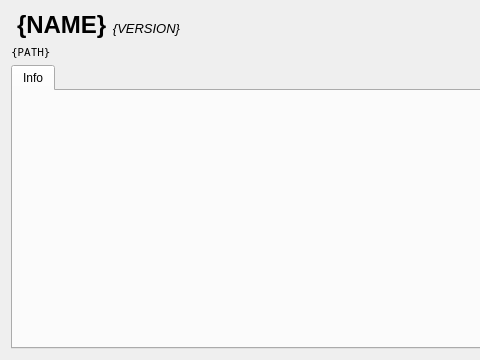
Qt form ui/emulator.ui (SanderTheDragon/Qtendo) before a commit; both pictures show x 0 to 480 and y 0 to 360 of the 720 by 360 pixel window.
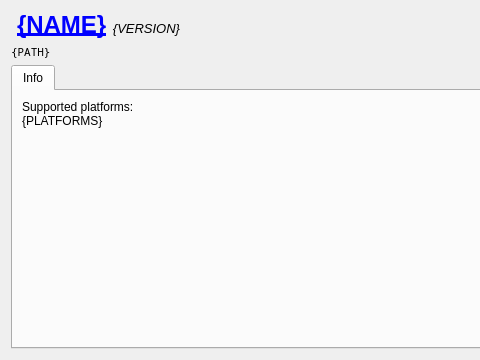
The same form after that commit.

Commit message: Added platform information and website links

```diff
--- a/ui/emulator.ui
+++ b/ui/emulator.ui
@@ -63,7 +63,7 @@
       </font>
      </property>
      <property name="text">
-      <string>&lt;html&gt;&lt;head/&gt;&lt;body&gt;&lt;p&gt;{NAME} &lt;span style=&quot; font-size:10pt; font-weight:400; font-style:italic;&quot;&gt;{VERSION}&lt;/span&gt;&lt;/p&gt;&lt;/body&gt;&lt;/html&gt;</string>
+      <string>&lt;html&gt;&lt;head/&gt;&lt;body&gt;&lt;p&gt;&lt;a href=&quot;{URL}&quot;&gt;{NAME}&lt;/a&gt; &lt;span style=&quot; font-size:10pt; font-weight:400; font-style:italic;&quot;&gt;{VERSION}&lt;/span&gt;&lt;/p&gt;&lt;/body&gt;&lt;/html&gt;</string>
      </property>
      <property name="alignment">
       <set>Qt::AlignBottom|Qt::AlignLeading|Qt::AlignLeft</set>
@@ -76,6 +76,18 @@
       <attribute name="title">
        <string>Info</string>
       </attribute>
+      <layout class="QGridLayout" name="gridLayout_2">
+       <item row="0" column="0">
+        <widget class="QLabel" name="platformLabel">
+         <property name="text">
+          <string>&lt;html&gt;&lt;head/&gt;&lt;body&gt;&lt;p&gt;Supported platforms:&lt;br/&gt;{PLATFORMS}&lt;/p&gt;&lt;/body&gt;&lt;/html&gt;</string>
+         </property>
+         <property name="alignment">
+          <set>Qt::AlignLeading|Qt::AlignLeft|Qt::AlignTop</set>
+         </property>
+        </widget>
+       </item>
+      </layout>
      </widget>
     </widget>
    </item>
```
Left out of the diff: 3 changed lines with no effect on the pictures. The commit also changes 6 other files.
